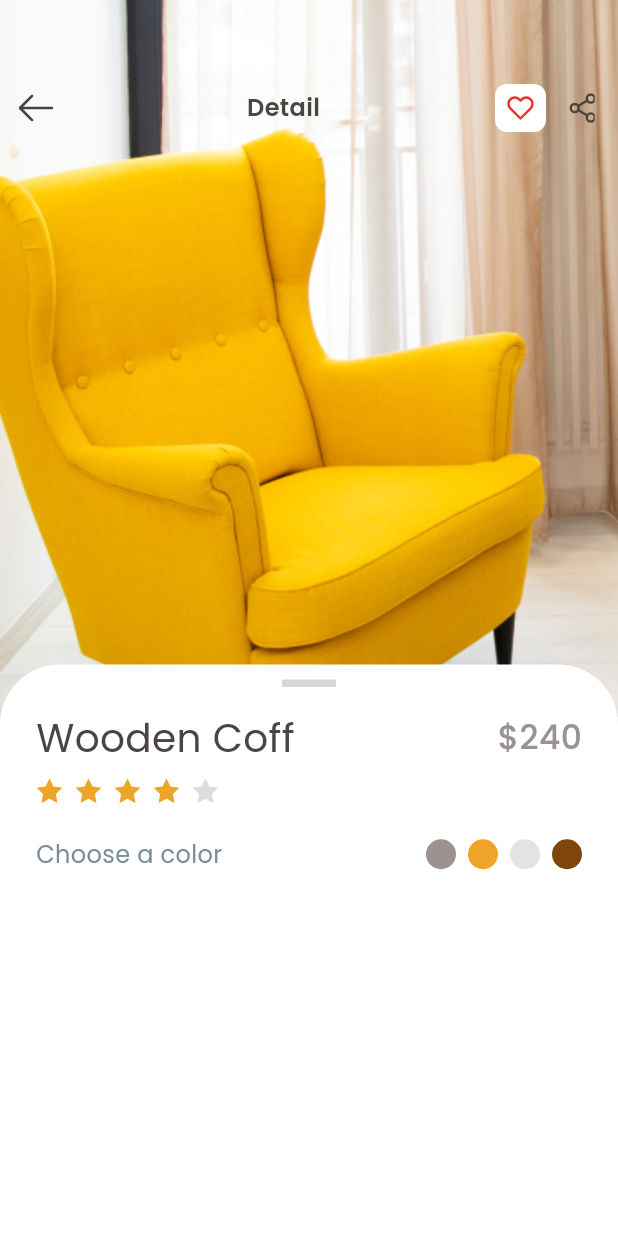
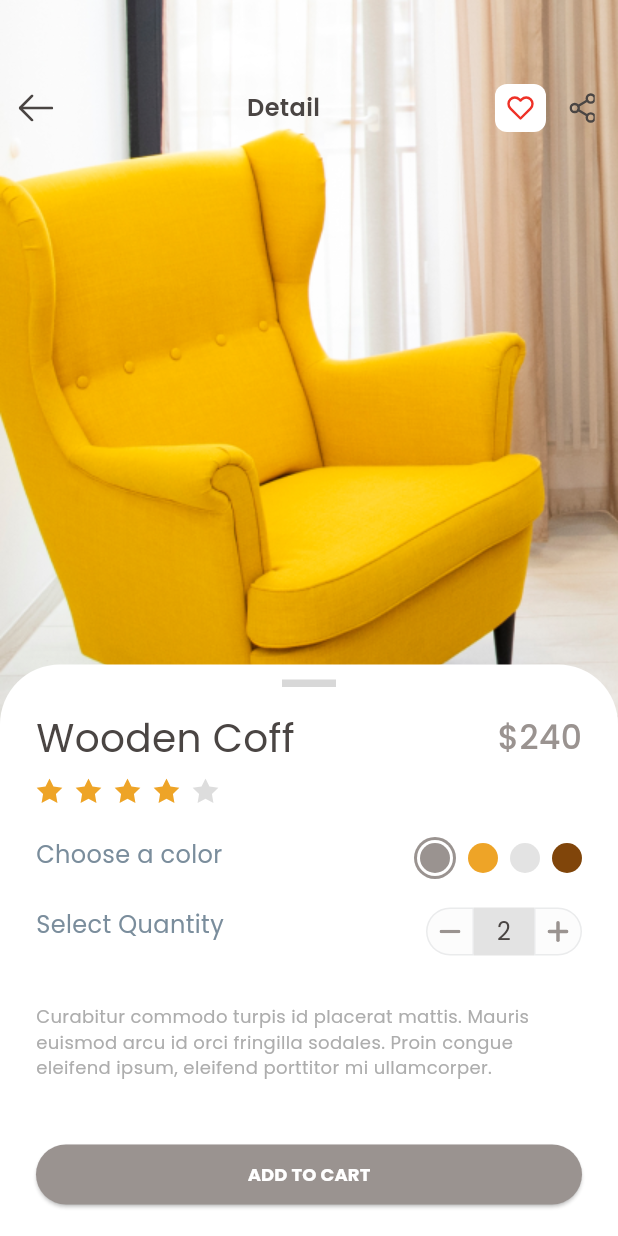
Before and after one commit to khanifzyen/project_pertama, a Flutter app: the screen it shows after launch, on a phone screen of 412 x 824 dp. Run offline on Flutter 3.47's test engine with Material 3 defaults, Android fonts, the light colour scheme and no system bars; our stand-ins replace flutter_svg, google_fonts.

Commit message:
add container_detail

```diff
--- a/lib/features/detail/widgets/container_detail.dart
+++ b/lib/features/detail/widgets/container_detail.dart
@@ -16,6 +16,14 @@ class _ContainerDetailState extends State<ContainerDetail> {
     const Color(0xFFE3E3E3),
     const Color(0xFF80450A),
   ];
+
+  int _selectedColor = 0;
+
+  void onTapColor(int index) {
+    setState(() {
+      _selectedColor = index;
+    });
+  }
 
   @override
   Widget build(BuildContext context) {
@@ -69,7 +77,7 @@ class _ContainerDetailState extends State<ContainerDetail> {
                 const SizedBox(height: 21),
                 Row(
                   mainAxisAlignment: MainAxisAlignment.spaceBetween,
-                  crossAxisAlignment: CrossAxisAlignment.center,
+                  crossAxisAlignment: CrossAxisAlignment.start,
                   children: [
                     Text(
                       "Choose a color",
@@ -80,17 +88,129 @@ class _ContainerDetailState extends State<ContainerDetail> {
                       ),
                     ),
                     Row(
-                      children: _colors.map((color) {
+                      mainAxisAlignment: MainAxisAlignment.end,
+                      children: _colors.asMap().entries.map((entry) {
+                        int index = entry.key;
+                        Color color = entry.value;
+
                         return Padding(
                           padding: const EdgeInsets.only(left: 8),
-                          child: CircleAvatar(
-                            radius: 10,
-                            backgroundColor: color,
+                          child: InkWell(
+                            onTap: () => onTapColor(index),
+                            child: _selectedColor == index
+                                ? CircleAvatar(
+                                    radius: 14,
+                                    backgroundColor: color,
+                                    child: CircleAvatar(
+                                      radius: 12,
+                                      backgroundColor: Colors.white,
+                                      child: CircleAvatar(
+                                        radius: 10,
+                                        backgroundColor: color,
+                                      ),
+                                    ),
+                                  )
+                                : CircleAvatar(
+                                    radius: 10,
+                                    backgroundColor: color,
+                                  ),
                           ),
                         );
                       }).toList(),
                     ),
                   ],
+                ),
+                const SizedBox(height: 19),
+                Row(
+                  mainAxisAlignment: MainAxisAlignment.spaceBetween,
+                  crossAxisAlignment: CrossAxisAlignment.start,
+                  children: [
+                    Text(
+                      "Select Quantity",
+                      style: GoogleFonts.poppins(
+                        fontSize: 16,
+                        fontWeight: FontWeight.w400,
+                        color: const Color(0xFF7A8D9C),
+                      ),
+                    ),
+                    Row(
+                      children: [
+                        Container(
+                          width: 32,
+                          height: 32,
+                          padding: const EdgeInsets.all(8),
+                          decoration: BoxDecoration(
+                            border: Border.all(
+                              color: const Color(0xFFEAEBEC),
+                            ),
+                            color: const Color(0xFFFCFCFC),
+                            borderRadius: const BorderRadius.only(
+                                bottomLeft: Radius.circular(18),
+                                topLeft: Radius.circular(18)),
+                          ),
+                          child: SvgPicture.asset("assets/icons/substract.svg"),
+                        ),
+                        Container(
+                          width: 40,
+                          height: 32,
+                          color: const Color(0xFFE3E3E3),
+                          child: Center(
+                            child: Text("2",
+                                style: GoogleFonts.poppins(
+                                  fontSize: 16,
+                                  fontWeight: FontWeight.w400,
+                                  color: const Color(0xFF4A4543),
+                                )),
+                          ),
+                        ),
+                        Container(
+                          width: 32,
+                          height: 32,
+                          padding: const EdgeInsets.all(8),
+                          decoration: BoxDecoration(
+                            border: Border.all(
+                              color: const Color(0xFFEAEBEC),
+                            ),
+                            color: const Color(0xFFFCFCFC),
+                            borderRadius: const BorderRadius.only(
+                                topRight: Radius.circular(18),
+                                bottomRight: Radius.circular(18)),
+                          ),
+                          child: SvgPicture.asset("assets/icons/add.svg"),
+                        ),
+                      ],
+                    ),
+                  ],
+                ),
+                const SizedBox(height: 32),
+                SizedBox(
+                  height: 60,
+                  child: Text(
+                    "Curabitur commodo turpis id placerat mattis. Mauris euismod arcu id orci fringilla sodales. Proin congue eleifend ipsum, eleifend porttitor mi ullamcorper.",
+                    style: GoogleFonts.poppins(
+                      fontSize: 12,
+                      fontWeight: FontWeight.w400,
+                      color: Color(0xFFADADAD),
+                    ),
+                  ),
+                ),
+                const SizedBox(height: 30),
+                SizedBox(
+                  width: MediaQuery.of(context).size.width,
+                  child: ElevatedButton(
+                    style: ElevatedButton.styleFrom(
+                      backgroundColor: const Color(0xFF9A9390),
+                    ),
+                    onPressed: () {},
+                    child: Text(
+                      "ADD TO CART",
+                      style: GoogleFonts.poppins(
+                        fontSize: 12,
+                        fontWeight: FontWeight.w700,
+                        color: const Color(0xFFFFFFFF),
+                      ),
+                    ),
+                  ),
                 ),
               ],
             ),
```
Also changed, not shown: assets/icons/add.svg (added), assets/icons/substract.svg (added).
